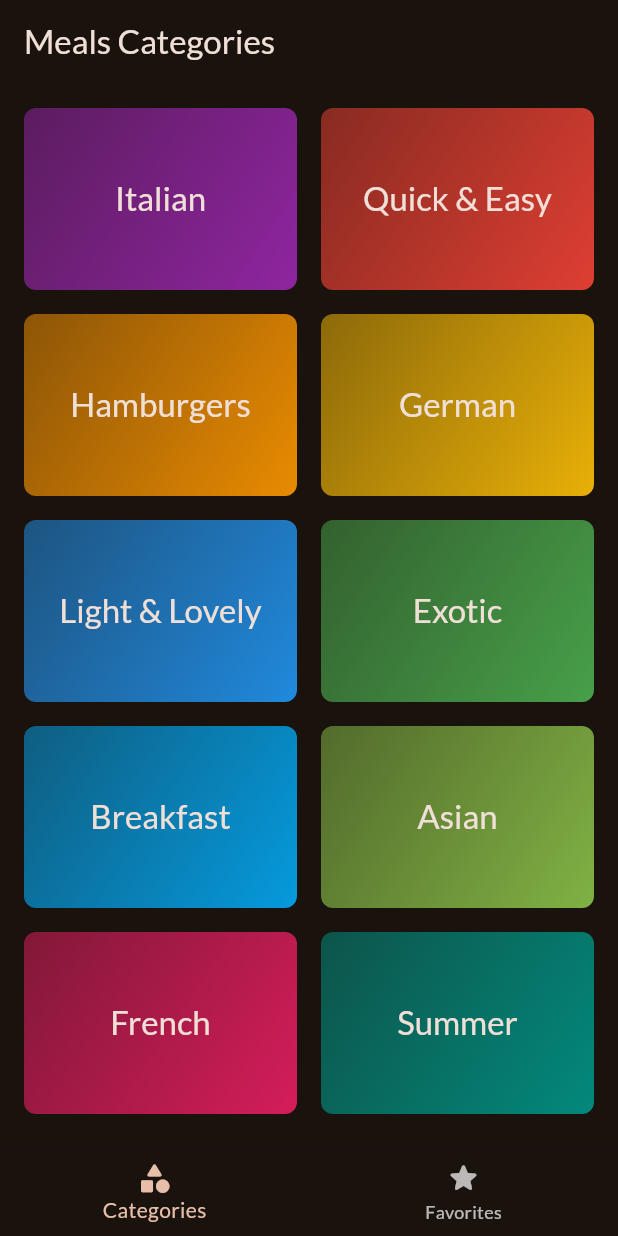
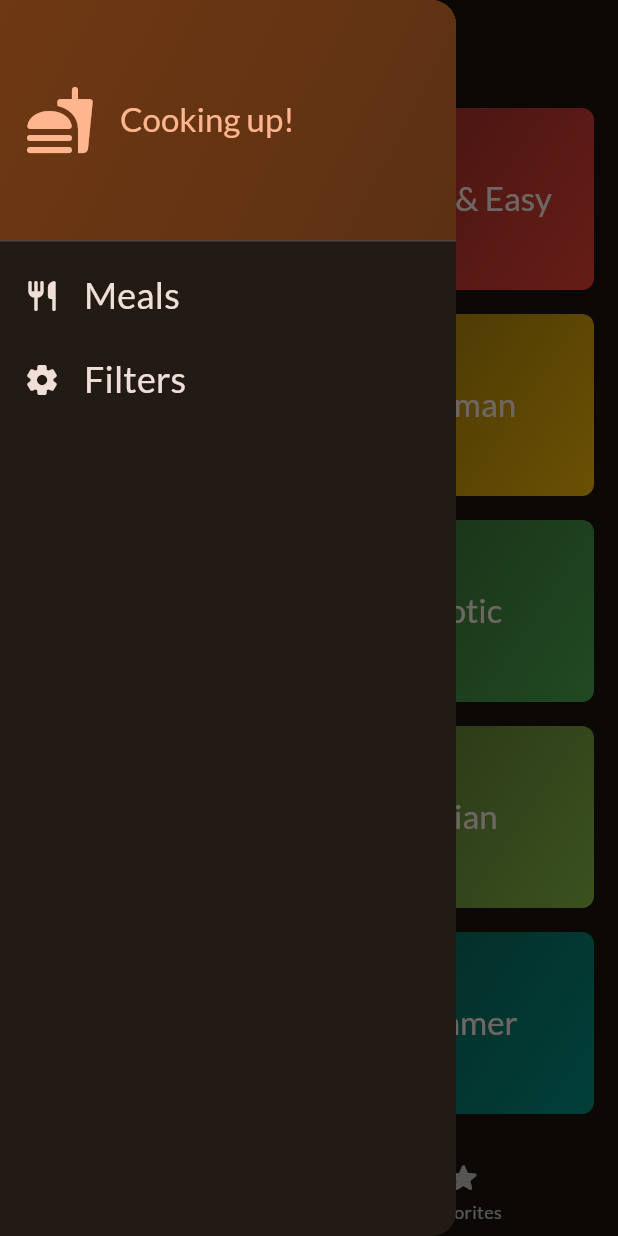
Before and after one commit to FadyFawzyOfficial/mealsx, a Flutter app: the screen it shows after launch, with the side drawer open (before the commit the screen has no drawer), on a phone screen of 412 x 824 dp. Run offline on Flutter 3.47's test engine with Material 3 defaults, Android fonts, the phone set to English and light mode, and no system bars; our stand-ins replace google_fonts, transparent_image.

Commit message:
24. Build App Side Drawer into separated widget file

```diff
--- /dev/null
+++ b/lib/constants/materials.dart
@@ -0,0 +1,6 @@
+import 'package:flutter/material.dart' show EdgeInsets, SizedBox;
+
+const kSizedBoxHeight16 = SizedBox(height: 16);
+const kSizedBoxWidth16 = SizedBox(width: 16);
+
+const kPaddingAll16 = EdgeInsets.all(16);
--- a/lib/screens/tabs_screen.dart
+++ b/lib/screens/tabs_screen.dart
@@ -1,6 +1,7 @@
 import 'package:flutter/material.dart';
 
 import '../models/meal.dart';
+import '../widgets/app_drawer.dart';
 import 'categories_screen.dart';
 import 'meals_screen.dart';
 
@@ -21,6 +22,7 @@ class _TabsScreenState extends State<TabsScreen> {
       appBar: AppBar(
         title: Text(['Meals Categories', 'Your Favorites'][screenIndex]),
       ),
+      drawer: const AppDrawer(),
       body: [
         CategoriesScreen(onMealFavoriteToggled: toggleMealFavoriteStatus),
         MealsScreen(
--- /dev/null
+++ b/lib/widgets/app_drawer.dart
@@ -0,0 +1,90 @@
+import 'package:flutter/material.dart';
+
+import '../constants/materials.dart';
+
+class AppDrawer extends StatelessWidget {
+  const AppDrawer({super.key});
+
+  @override
+  Widget build(context) {
+    return Drawer(
+      child: Column(
+        children: [
+          DrawerHeader(
+            padding: kPaddingAll16,
+            decoration: BoxDecoration(
+              gradient: LinearGradient(
+                begin: Alignment.topLeft,
+                end: Alignment.bottomRight,
+                colors: [
+                  Theme.of(context).colorScheme.primaryContainer,
+                  Theme.of(context)
+                      .colorScheme
+                      .primaryContainer
+                      .withOpacity(0.75),
+                ],
+              ),
+            ),
+            child: Row(
+              children: [
+                Icon(
+                  Icons.fastfood_rounded,
+                  size: 48,
+                  color: Theme.of(context).colorScheme.primary,
+                ),
+                kSizedBoxWidth16,
+                Text(
+                  'Cooking up!',
+                  style: Theme.of(context).textTheme.titleLarge!.copyWith(
+                        color: Theme.of(context).colorScheme.primary,
+                      ),
+                ),
+              ],
+            ),
+          ),
+          AppDrawerListTile(
+            icon: Icons.restaurant_rounded,
+            label: 'Meals',
+            onPressed: () {},
+          ),
+          AppDrawerListTile(
+            icon: Icons.settings_rounded,
+            label: 'Filters',
+            onPressed: () {},
+          ),
+        ],
+      ),
+    );
+  }
+}
+
+class AppDrawerListTile extends StatelessWidget {
+  final IconData icon;
+  final String label;
+  final VoidCallback onPressed;
+
+  const AppDrawerListTile({
+    super.key,
+    required this.icon,
+    required this.label,
+    required this.onPressed,
+  });
+
+  @override
+  Widget build(context) {
+    return ListTile(
+      leading: Icon(
+        icon,
+        color: Theme.of(context).colorScheme.onBackground,
+      ),
+      title: Text(
+        label,
+        style: Theme.of(context).textTheme.titleSmall!.copyWith(
+              fontSize: 24,
+              color: Theme.of(context).colorScheme.onBackground,
+            ),
+      ),
+      onTap: onPressed,
+    );
+  }
+}
```
